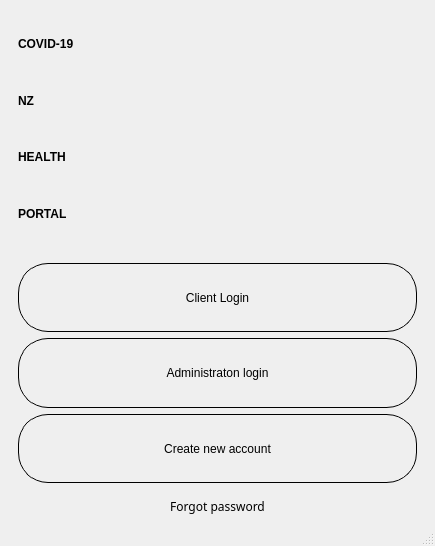
First picture: the form in MyCovidRecord/mycovidrecord.ui, repository gagabon501/cs106-2, before the edit.
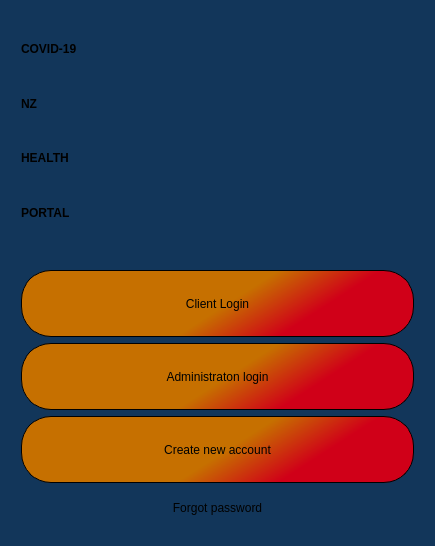
Second picture: the form after the edit.

Commit message: Added gradient to buttons

The edit to the form file:
```diff
--- a/MyCovidRecord/mycovidrecord.ui
+++ b/MyCovidRecord/mycovidrecord.ui
@@ -19,7 +19,7 @@
    <string>MyCovidRecord</string>
   </property>
   <property name="styleSheet">
-   <string notr="true"/>
+   <string notr="true">background-color: #12365A;</string>
   </property>
   <widget class="QWidget" name="centralwidget">
    <layout class="QVBoxLayout" name="verticalLayout">
@@ -98,7 +98,9 @@
          </property>
          <property name="styleSheet">
           <string notr="true">border:1px solid;
-border-radius: 30px</string>
+border-radius: 30px;
+background-color: qlineargradient(spread:pad, x1:0.433429, y1:0.852, x2:1, y2:1, stop:0 rgba(198, 112, 0, 255), stop:0.428571 rgba(208, 0, 24, 255));
+</string>
          </property>
          <property name="text">
           <string>Client Login</string>
@@ -115,7 +117,8 @@
          </property>
          <property name="styleSheet">
           <string notr="true">border:1px solid;
-border-radius: 30px</string>
+border-radius: 30px;
+background-color: qlineargradient(spread:pad, x1:0.433429, y1:0.852, x2:1, y2:1, stop:0 rgba(198, 112, 0, 255), stop:0.428571 rgba(208, 0, 24, 255));</string>
          </property>
          <property name="text">
           <string>Administraton login</string>
@@ -132,7 +135,8 @@
          </property>
          <property name="styleSheet">
           <string notr="true">border:1px solid;
-border-radius: 30px</string>
+border-radius: 30px;
+background-color: qlineargradient(spread:pad, x1:0.433429, y1:0.852, x2:1, y2:1, stop:0 rgba(198, 112, 0, 255), stop:0.428571 rgba(208, 0, 24, 255));</string>
          </property>
          <property name="text">
           <string>Create new account</string>
```
